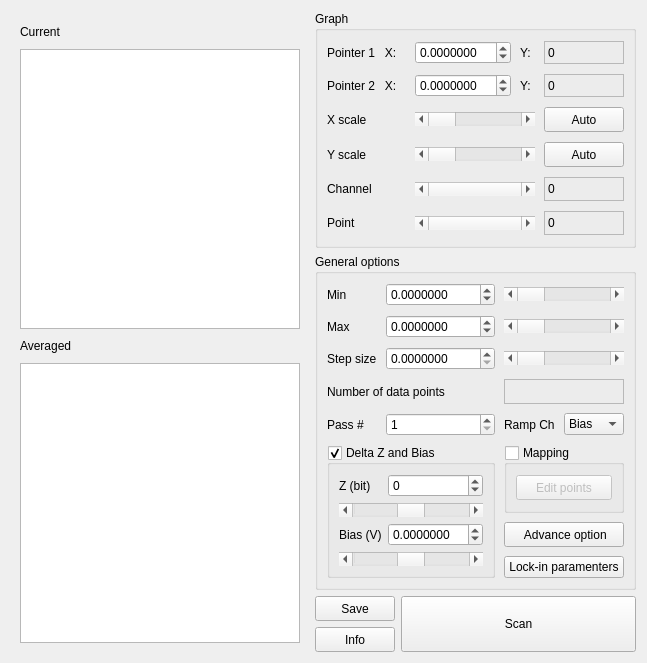
Old version of the form pyqt5 STM software/ui/Spectroscopy.ui in the repository freestylexyz/STM-pyqt5-software.
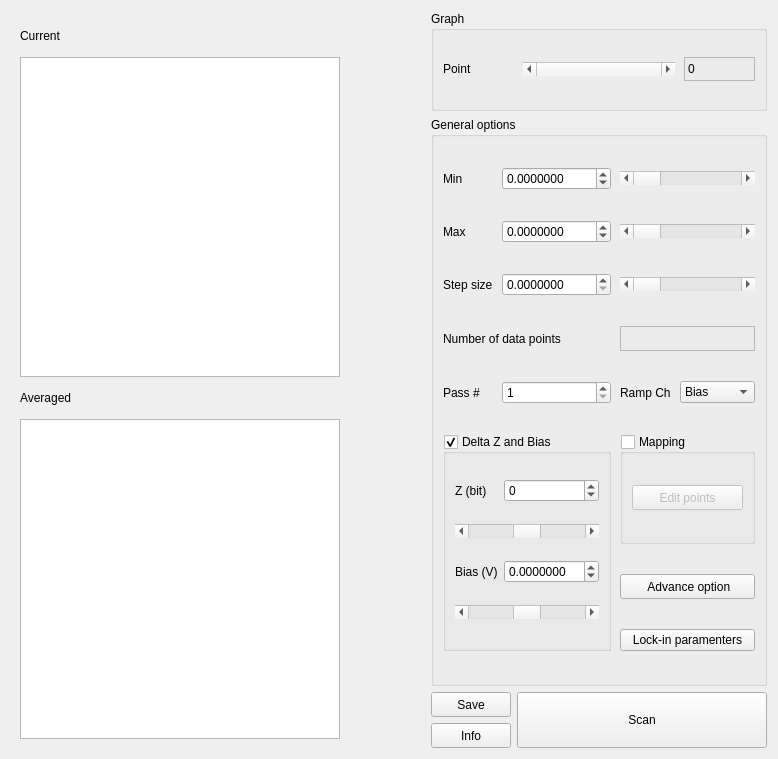
New version of the form. Icons and pictures are not drawn. Custom widgets are drawn as their Qt base class.

What changed in the file:
```diff
--- a/pyqt5 STM software/ui/Spectroscopy.ui
+++ b/pyqt5 STM software/ui/Spectroscopy.ui
@@ -9,15 +9,15 @@
    <rect>
     <x>0</x>
     <y>0</y>
-    <width>645</width>
-    <height>663</height>
+    <width>778</width>
+    <height>759</height>
    </rect>
   </property>
   <property name="windowTitle">
    <string>Spectroscopy</string>
   </property>
   <layout class="QGridLayout" name="gridLayout">
-   <item row="2" column="2" rowspan="2">
+   <item row="2" column="3" rowspan="2">
     <widget class="QPushButton" name="pushButton_Scan">
      <property name="sizePolicy">
       <sizepolicy hsizetype="Maximum" vsizetype="Preferred">
@@ -36,7 +36,7 @@
      </property>
     </widget>
    </item>
-   <item row="3" column="1">
+   <item row="3" column="2">
     <widget class="QPushButton" name="pushButton_Info">
      <property name="sizePolicy">
       <sizepolicy hsizetype="Maximum" vsizetype="Fixed">
@@ -55,338 +55,7 @@
      </property>
     </widget>
    </item>
-   <item row="0" column="0" rowspan="4">
-    <widget class="QWidget" name="widget" native="true">
-     <layout class="QVBoxLayout" name="verticalLayout">
-      <item>
-       <widget class="QLabel" name="label_16">
-        <property name="text">
-         <string>Current</string>
-        </property>
-       </widget>
-      </item>
-      <item>
-       <widget class="QGraphicsView" name="graphicsView_2_Spectro">
-        <property name="sizePolicy">
-         <sizepolicy hsizetype="Fixed" vsizetype="Fixed">
-          <horstretch>0</horstretch>
-          <verstretch>0</verstretch>
-         </sizepolicy>
-        </property>
-        <property name="minimumSize">
-         <size>
-          <width>280</width>
-          <height>280</height>
-         </size>
-        </property>
-       </widget>
-      </item>
-      <item>
-       <widget class="QLabel" name="label_15">
-        <property name="text">
-         <string>Averaged</string>
-        </property>
-       </widget>
-      </item>
-      <item>
-       <widget class="QGraphicsView" name="graphicsView_1_Spectro">
-        <property name="sizePolicy">
-         <sizepolicy hsizetype="Fixed" vsizetype="Fixed">
-          <horstretch>0</horstretch>
-          <verstretch>0</verstretch>
-         </sizepolicy>
-        </property>
-        <property name="minimumSize">
-         <size>
-          <width>280</width>
-          <height>280</height>
-         </size>
-        </property>
-       </widget>
-      </item>
-     </layout>
-    </widget>
-   </item>
-   <item row="2" column="1">
-    <widget class="QPushButton" name="pushButton_Save">
-     <property name="sizePolicy">
-      <sizepolicy hsizetype="Maximum" vsizetype="Fixed">
-       <horstretch>0</horstretch>
-       <verstretch>0</verstretch>
-      </sizepolicy>
-     </property>
-     <property name="minimumSize">
-      <size>
-       <width>0</width>
-       <height>25</height>
-      </size>
-     </property>
-     <property name="text">
-      <string>Save</string>
-     </property>
-    </widget>
-   </item>
-   <item row="0" column="1" colspan="2">
-    <widget class="QGroupBox" name="Graph">
-     <property name="title">
-      <string>Graph</string>
-     </property>
-     <layout class="QGridLayout" name="gridLayout_3">
-      <property name="spacing">
-       <number>9</number>
-      </property>
-      <item row="4" column="1" colspan="2">
-       <widget class="QScrollBar" name="scrollBar_YScale_Graph">
-        <property name="minimumSize">
-         <size>
-          <width>120</width>
-          <height>0</height>
-         </size>
-        </property>
-        <property name="minimum">
-         <number>1</number>
-        </property>
-        <property name="maximum">
-         <number>100</number>
-        </property>
-        <property name="orientation">
-         <enum>Qt::Horizontal</enum>
-        </property>
-       </widget>
-      </item>
-      <item row="1" column="0">
-       <widget class="QLabel" name="label_2">
-        <property name="text">
-         <string>Pointer 2   X:</string>
-        </property>
-       </widget>
-      </item>
-      <item row="5" column="0">
-       <widget class="QLabel" name="label_5">
-        <property name="text">
-         <string>Channel</string>
-        </property>
-       </widget>
-      </item>
-      <item row="2" column="3">
-       <widget class="QPushButton" name="pushButton_XAuto_Graph">
-        <property name="minimumSize">
-         <size>
-          <width>0</width>
-          <height>25</height>
-         </size>
-        </property>
-        <property name="text">
-         <string>Auto</string>
-        </property>
-       </widget>
-      </item>
-      <item row="0" column="0">
-       <widget class="QLabel" name="label">
-        <property name="text">
-         <string>Pointer 1   X:</string>
-        </property>
-       </widget>
-      </item>
-      <item row="2" column="1" colspan="2">
-       <widget class="QScrollBar" name="scrollBar_XScale_Graph">
-        <property name="minimumSize">
-         <size>
-          <width>120</width>
-          <height>0</height>
-         </size>
-        </property>
-        <property name="minimum">
-         <number>1</number>
-        </property>
-        <property name="maximum">
-         <number>100</number>
-        </property>
-        <property name="orientation">
-         <enum>Qt::Horizontal</enum>
-        </property>
-       </widget>
-      </item>
-      <item row="5" column="1" colspan="2">
-       <widget class="QScrollBar" name="scrollBar_Channel_Graph">
-        <property name="minimumSize">
-         <size>
-          <width>120</width>
-          <height>0</height>
-         </size>
-        </property>
-        <property name="maximum">
-         <number>0</number>
-        </property>
-        <property name="orientation">
-         <enum>Qt::Horizontal</enum>
-        </property>
-       </widget>
-      </item>
-      <item row="4" column="3">
-       <widget class="QPushButton" name="pushButton_YAuto_Graph">
-        <property name="minimumSize">
-         <size>
-          <width>0</width>
-          <height>25</height>
-         </size>
-        </property>
-        <property name="text">
-         <string>Auto</string>
-        </property>
-       </widget>
-      </item>
-      <item row="1" column="1">
-       <widget class="QDoubleSpinBox" name="spinBox_Pointer2_Graph">
-        <property name="decimals">
-         <number>7</number>
-        </property>
-        <property name="minimum">
-         <double>-10.240000000000000</double>
-        </property>
-        <property name="maximum">
-         <double>10.240000000000000</double>
-        </property>
-       </widget>
-      </item>
-      <item row="2" column="0">
-       <widget class="QLabel" name="label_3">
-        <property name="text">
-         <string>X scale</string>
-        </property>
-       </widget>
-      </item>
-      <item row="0" column="1">
-       <widget class="QDoubleSpinBox" name="spinBox_Pointer1_Graph">
-        <property name="decimals">
-         <number>7</number>
-        </property>
-        <property name="minimum">
-         <double>-10.240000000000000</double>
-        </property>
-        <property name="maximum">
-         <double>10.240000000000000</double>
-        </property>
-       </widget>
-      </item>
-      <item row="5" column="3">
-       <widget class="QLabel" name="label_Channel_Graph">
-        <property name="sizePolicy">
-         <sizepolicy hsizetype="Preferred" vsizetype="Fixed">
-          <horstretch>0</horstretch>
-          <verstretch>0</verstretch>
-         </sizepolicy>
-        </property>
-        <property name="minimumSize">
-         <size>
-          <width>0</width>
-          <height>24</height>
-         </size>
-        </property>
-        <property name="frameShape">
-         <enum>QFrame::StyledPanel</enum>
-        </property>
-        <property name="frameShadow">
-         <enum>QFrame::Sunken</enum>
-        </property>
-        <property name="text">
-         <string>0</string>
-        </property>
-       </widget>
-      </item>
-      <item row="4" column="0">
-       <widget class="QLabel" name="label_4">
-        <property name="text">
-         <string>Y scale</string>
-        </property>
-       </widget>
-      </item>
-      <item row="6" column="0">
-       <widget class="QLabel" name="label_14">
-        <property name="text">
-         <string>Point</string>
-        </property>
-       </widget>
-      </item>
-      <item row="6" column="1" colspan="2">
-       <widget class="QScrollBar" name="scrollBar_point_Graph">
-        <property name="maximum">
-         <number>0</number>
-        </property>
-        <property name="orientation">
-         <enum>Qt::Horizontal</enum>
-        </property>
-       </widget>
-      </item>
-      <item row="6" column="3">
-       <widget class="QLabel" name="label_point_Graph">
-        <property name="minimumSize">
-         <size>
-          <width>0</width>
-          <height>24</height>
-         </size>
-        </property>
-        <property name="frameShape">
-         <enum>QFrame::StyledPanel</enum>
-        </property>
-        <property name="frameShadow">
-         <enum>QFrame::Plain</enum>
-        </property>
-        <property name="text">
-         <string>0</string>
-        </property>
-       </widget>
-      </item>
-      <item row="0" column="3">
-       <widget class="QLabel" name="label_Pointer1_Graph">
-        <property name="frameShape">
-         <enum>QFrame::StyledPanel</enum>
-        </property>
-        <property name="text">
-         <string>0</string>
-        </property>
-       </widget>
-      </item>
-      <item row="1" column="3">
-       <widget class="QLabel" name="label_Pointer2_Graph">
-        <property name="frameShape">
-         <enum>QFrame::StyledPanel</enum>
-        </property>
-        <property name="text">
-         <string>0</string>
-        </property>
-       </widget>
-      </item>
-      <item row="0" column="2">
-       <widget class="QLabel" name="label_19">
-        <property name="maximumSize">
-         <size>
-          <width>15</width>
-          <height>16777215</height>
-         </size>
-        </property>
-        <property name="text">
-         <string>Y:</string>
-        </property>
-       </widget>
-      </item>
-      <item row="1" column="2">
-       <widget class="QLabel" name="label_20">
-        <property name="maximumSize">
-         <size>
-          <width>15</width>
-          <height>16777215</height>
-         </size>
-        </property>
-        <property name="text">
-         <string>Y:</string>
-        </property>
-       </widget>
-      </item>
-     </layout>
-    </widget>
-   </item>
-   <item row="1" column="1" colspan="2">
+   <item row="1" column="2" colspan="2">
     <widget class="QGroupBox" name="General">
      <property name="title">
       <string>General options</string>
@@ -646,6 +315,12 @@
       </item>
       <item row="6" column="0" rowspan="3" colspan="2">
        <widget class="QGroupBox" name="groupBox_Delta_General">
+        <property name="maximumSize">
+         <size>
+          <width>16777215</width>
+          <height>250</height>
+         </size>
+        </property>
         <property name="title">
          <string>Delta Z and Bias</string>
         </property>
@@ -742,6 +417,12 @@
       </item>
       <item row="6" column="2" colspan="2">
        <widget class="QGroupBox" name="groupBox_Mapping">
+        <property name="maximumSize">
+         <size>
+          <width>16777215</width>
+          <height>110</height>
+         </size>
+        </property>
         <property name="title">
          <string>Mapping</string>
         </property>
@@ -771,8 +452,352 @@
      </layout>
     </widget>
    </item>
+   <item row="2" column="2">
+    <widget class="QPushButton" name="pushButton_Save">
+     <property name="sizePolicy">
+      <sizepolicy hsizetype="Maximum" vsizetype="Fixed">
+       <horstretch>0</horstretch>
+       <verstretch>0</verstretch>
+      </sizepolicy>
+     </property>
+     <property name="minimumSize">
+      <size>
+       <width>0</width>
+       <height>25</height>
+      </size>
+     </property>
+     <property name="text">
+      <string>Save</string>
+     </property>
+    </widget>
+   </item>
+   <item row="0" column="2" colspan="2">
+    <widget class="QGroupBox" name="Graph">
+     <property name="maximumSize">
+      <size>
+       <width>16777215</width>
+       <height>100</height>
+      </size>
+     </property>
+     <property name="title">
+      <string>Graph</string>
+     </property>
+     <layout class="QGridLayout" name="gridLayout_3">
+      <property name="spacing">
+       <number>9</number>
+      </property>
+      <item row="3" column="3">
+       <widget class="QLabel" name="label_point_Graph">
+        <property name="minimumSize">
+         <size>
+          <width>0</width>
+          <height>24</height>
+         </size>
+        </property>
+        <property name="frameShape">
+         <enum>QFrame::StyledPanel</enum>
+        </property>
+        <property name="frameShadow">
+         <enum>QFrame::Plain</enum>
+        </property>
+        <property name="text">
+         <string>0</string>
+        </property>
+       </widget>
+      </item>
+      <item row="3" column="1" colspan="2">
+       <widget class="QScrollBar" name="scrollBar_point_Graph">
+        <property name="maximum">
+         <number>0</number>
+        </property>
+        <property name="orientation">
+         <enum>Qt::Horizontal</enum>
+        </property>
+       </widget>
+      </item>
+      <item row="3" column="0">
+       <widget class="QLabel" name="label_14">
+        <property name="text">
+         <string>Point</string>
+        </property>
+       </widget>
+      </item>
+     </layout>
+    </widget>
+   </item>
+   <item row="0" column="0" rowspan="4">
+    <widget class="QWidget" name="widget" native="true">
+     <layout class="QVBoxLayout" name="verticalLayout">
+      <item>
+       <widget class="QWidget" name="widget_3" native="true">
+        <layout class="QGridLayout" name="gridLayout_7">
+         <property name="leftMargin">
+          <number>0</number>
+         </property>
+         <property name="topMargin">
+          <number>0</number>
+         </property>
+         <property name="rightMargin">
+          <number>0</number>
+         </property>
+         <property name="bottomMargin">
+          <number>0</number>
+         </property>
+         <item row="0" column="3">
+          <widget class="QPushButton" name="pushButton_Scanner_Cur">
+           <property name="sizePolicy">
+            <sizepolicy hsizetype="Maximum" vsizetype="Fixed">
+             <horstretch>0</horstretch>
+             <verstretch>0</verstretch>
+            </sizepolicy>
+           </property>
+           <property name="maximumSize">
+            <size>
+             <width>20</width>
+             <height>20</height>
+            </size>
+           </property>
+           <property name="text">
+            <string/>
+           </property>
+           <property name="icon">
+            <iconset resource="logo.qrc">
+             <normaloff>:/toolbar/data/scanner.png</normaloff>:/toolbar/data/scanner.png</iconset>
+           </property>
+           <property name="iconSize">
+            <size>
+             <width>20</width>
+             <height>20</height>
+            </size>
+           </property>
+           <property name="checkable">
+            <bool>true</bool>
+           </property>
+           <property name="flat">
+            <bool>true</bool>
+           </property>
+          </widget>
+         </item>
+         <item row="0" column="0">
+          <widget class="QLabel" name="label_16">
+           <property name="sizePolicy">
+            <sizepolicy hsizetype="Minimum" vsizetype="Preferred">
+             <horstretch>0</horstretch>
+             <verstretch>0</verstretch>
+            </sizepolicy>
+           </property>
+           <property name="text">
+            <string>Current</string>
+           </property>
+          </widget>
+         </item>
+         <item row="0" column="1">
+          <widget class="QPushButton" name="pushButton_xScale_Cur">
+           <property name="sizePolicy">
+            <sizepolicy hsizetype="Maximum" vsizetype="Fixed">
+             <horstretch>0</horstretch>
+             <verstretch>0</verstretch>
+            </sizepolicy>
+           </property>
+           <property name="minimumSize">
+            <size>
+             <width>0</width>
+             <height>25</height>
+            </size>
+           </property>
+           <property name="text">
+            <string/>
+           </property>
+           <property name="icon">
+            <iconset resource="logo.qrc">
+             <normaloff>:/toolbar/data/left_right.png</normaloff>:/toolbar/data/left_right.png</iconset>
+           </property>
+           <property name="flat">
+            <bool>true</bool>
+           </property>
+          </widget>
+         </item>
+         <item row="0" column="2">
+          <widget class="QPushButton" name="pushButton_yScale_Cur">
+           <property name="sizePolicy">
+            <sizepolicy hsizetype="Maximum" vsizetype="Fixed">
+             <horstretch>0</horstretch>
+             <verstretch>0</verstretch>
+            </sizepolicy>
+           </property>
+           <property name="minimumSize">
+            <size>
+             <width>0</width>
+             <height>25</height>
+            </size>
+           </property>
+           <property name="text">
+            <string/>
+           </property>
+           <property name="icon">
+            <iconset resource="logo.qrc">
+             <normaloff>:/toolbar/data/up_down.png</normaloff>:/toolbar/data/up_down.png</iconset>
+           </property>
+           <property name="flat">
+            <bool>true</bool>
+           </property>
+          </widget>
+         </item>
+        </layout>
+       </widget>
+      </item>
+      <item>
+       <widget class="GraphicsLayoutWidget" name="graphicsView_current_Spectro">
+        <property name="sizePolicy">
+         <sizepolicy hsizetype="Fixed" vsizetype="Fixed">
+          <horstretch>0</horstretch>
+          <verstretch>0</verstretch>
+         </sizepolicy>
+        </property>
+        <property name="minimumSize">
+         <size>
+          <width>320</width>
+          <height>320</height>
+         </size>
+        </property>
+       </widget>
+      </item>
+      <item>
+       <widget class="QWidget" name="widget_2" native="true">
+        <layout class="QGridLayout" name="gridLayout_6">
+         <property name="leftMargin">
+          <number>0</number>
+         </property>
+         <property name="topMargin">
+          <number>0</number>
+         </property>
+         <property name="rightMargin">
+          <number>0</number>
+         </property>
+         <property name="bottomMargin">
+          <number>0</number>
+         </property>
+         <item row="0" column="1">
+          <widget class="QPushButton" name="pushButton_xScale_Avg">
+           <property name="sizePolicy">
+            <sizepolicy hsizetype="Maximum" vsizetype="Fixed">
+             <horstretch>0</horstretch>
+             <verstretch>0</verstretch>
+            </sizepolicy>
+           </property>
+           <property name="text">
+            <string/>
+           </property>
+           <property name="icon">
+            <iconset resource="logo.qrc">
+             <normaloff>:/toolbar/data/left_right.png</normaloff>:/toolbar/data/left_right.png</iconset>
+           </property>
+           <property name="flat">
+            <bool>true</bool>
+           </property>
+          </widget>
+         </item>
+         <item row="0" column="0">
+          <widget class="QLabel" name="label_15">
+           <property name="sizePolicy">
+            <sizepolicy hsizetype="Minimum" vsizetype="Preferred">
+             <horstretch>0</horstretch>
+             <verstretch>0</verstretch>
+            </sizepolicy>
+           </property>
+           <property name="text">
+            <string>Averaged</string>
+           </property>
+          </widget>
+         </item>
+         <item row="0" column="3">
+          <widget class="QPushButton" name="pushButton_Scanner_Avg">
+           <property name="sizePolicy">
+            <sizepolicy hsizetype="Maximum" vsizetype="Fixed">
+             <horstretch>0</horstretch>
+             <verstretch>0</verstretch>
+            </sizepolicy>
+           </property>
+           <property name="maximumSize">
+            <size>
+             <width>20</width>
+             <height>20</height>
+            </size>
+           </property>
+           <property name="text">
+            <string/>
+           </property>
+           <property name="icon">
+            <iconset resource="logo.qrc">
+             <normaloff>:/toolbar/data/scanner.png</normaloff>:/toolbar/data/scanner.png</iconset>
+           </property>
+           <property name="iconSize">
+            <size>
+             <width>20</width>
+             <height>20</height>
+            </size>
+           </property>
+           <property name="checkable">
+            <bool>true</bool>
+           </property>
+           <property name="flat">
+            <bool>true</bool>
+           </property>
+          </widget>
+         </item>
+         <item row="0" column="2">
+          <widget class="QPushButton" name="pushButton_yScale_Avg">
+           <property name="sizePolicy">
+            <sizepolicy hsizetype="Maximum" vsizetype="Fixed">
+             <horstretch>0</horstretch>
+             <verstretch>0</verstretch>
+            </sizepolicy>
+           </property>
+           <property name="text">
+            <string/>
+           </property>
+           <property name="icon">
+            <iconset resource="logo.qrc">
+             <normaloff>:/toolbar/data/up_down.png</normaloff>:/toolbar/data/up_down.png</iconset>
+           </property>
+           <property name="flat">
+            <bool>true</bool>
+           </property>
+          </widget>
+         </item>
+        </layout>
+       </widget>
+      </item>
+      <item>
+       <widget class="GraphicsLayoutWidget" name="graphicsView_avg_Spectro">
+        <property name="sizePolicy">
+         <sizepolicy hsizetype="Fixed" vsizetype="Fixed">
+          <horstretch>0</horstretch>
+          <verstretch>0</verstretch>
+         </sizepolicy>
+        </property>
+        <property name="minimumSize">
+         <size>
+          <width>320</width>
+          <height>320</height>
+         </size>
+        </property>
+       </widget>
+      </item>
+     </layout>
+    </widget>
+   </item>
   </layout>
  </widget>
- <resources/>
+ <customwidgets>
+  <customwidget>
+   <class>GraphicsLayoutWidget</class>
+   <extends>QGraphicsView</extends>
+   <header location="global">pyqtgraph</header>
+  </customwidget>
+ </customwidgets>
+ <resources>
+  <include location="logo.qrc"/>
+ </resources>
  <connections/>
 </ui>
```
